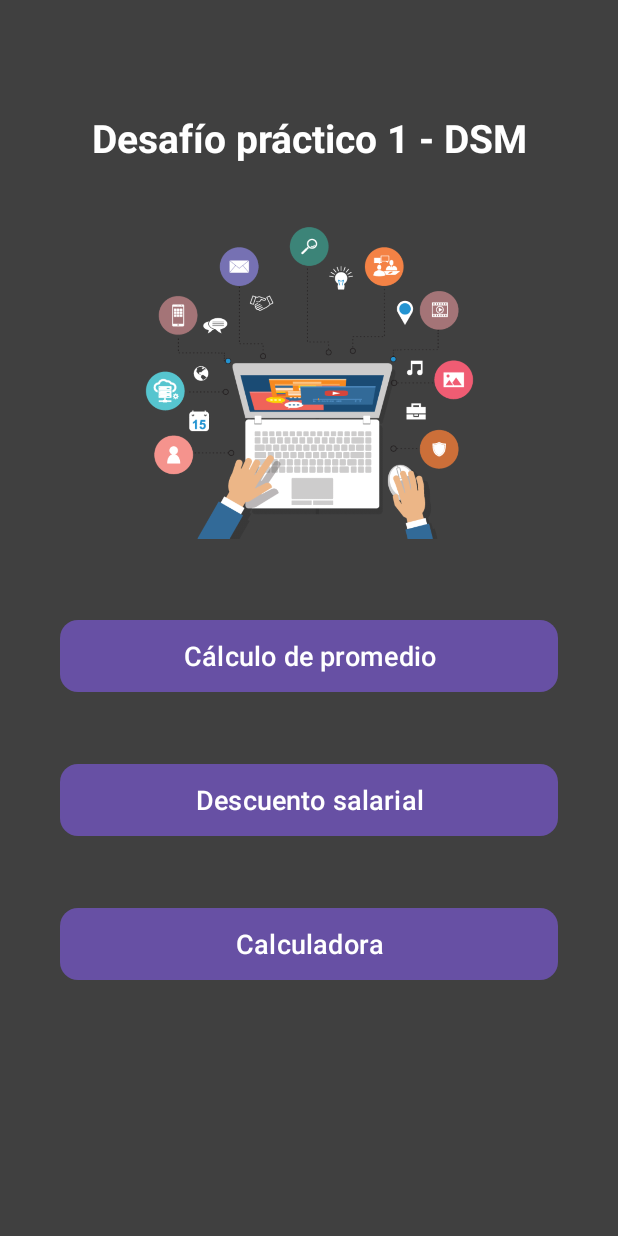
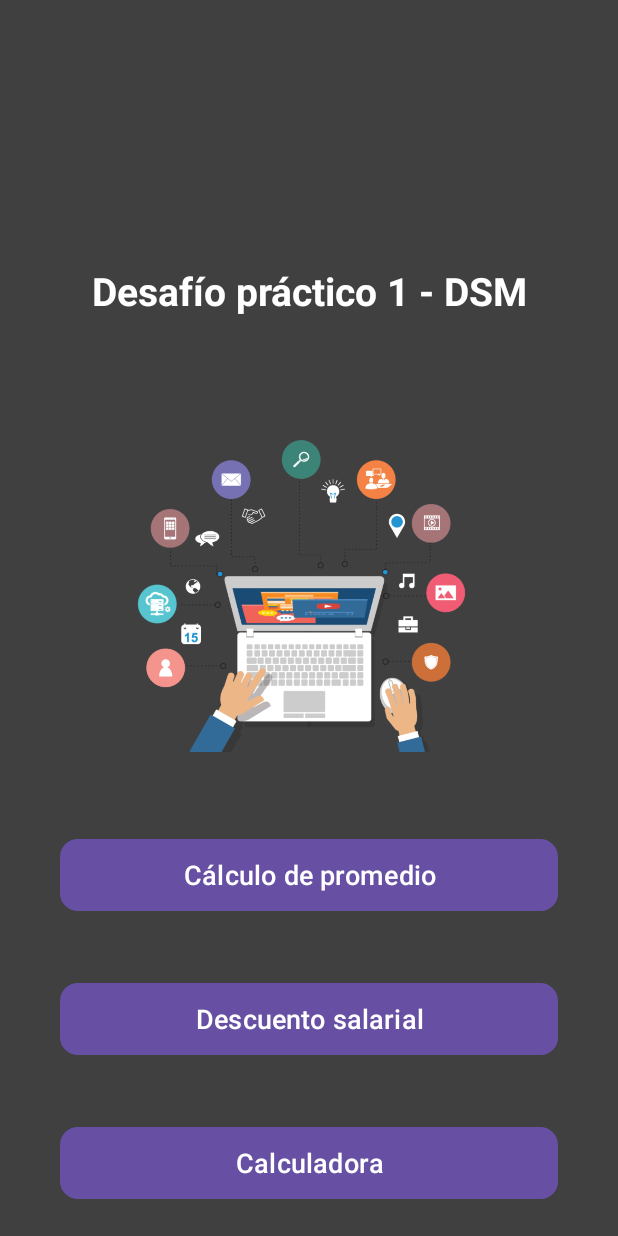
Before and after one commit to MariaTorres0/Desafio1DSM, an Android app: the layout activity_main.xml on its own in the app's theme, with its tools: preview values and no code run, on a phone screen of 412 x 824 dp. Run offline under Robolectric (Android 15) with nearby library versions, the phone set to English and light mode, and no system bars.

Commit message:
corrigiendo app

```diff
--- a/app/src/main/res/drawable/button_rounded.xml
+++ b/app/src/main/res/drawable/button_rounded.xml
@@ -1,9 +1,16 @@
 <?xml version="1.0" encoding="utf-8"?>
-<shape xmlns:android="http://schemas.android.com/apk/res/android">
-    <solid android:color="@color/pastel_blue"/>
-    <corners android:radius="12dp"/>
-    <shadow android:color="@android:color/darker_gray"
-        android:dx="1dp"
-        android:dy="1dp"
-        android:radius="4dp"/>
-</shape>
+<layer-list xmlns:android="http://schemas.android.com/apk/res/android">
+    <item android:left="2dp" android:top="2dp">
+        <shape android:shape="rectangle">
+            <solid android:color="@android:color/darker_gray"/>
+            <corners android:radius="12dp"/>
+        </shape>
+    </item>
+
+    <item>
+        <shape android:shape="rectangle">
+            <solid android:color="@color/pastel_blue"/>
+            <corners android:radius="12dp"/>
+        </shape>
+    </item>
+</layer-list>
--- a/app/src/main/res/layout/activity_main.xml
+++ b/app/src/main/res/layout/activity_main.xml
@@ -2,39 +2,34 @@
 <androidx.constraintlayout.widget.ConstraintLayout xmlns:android="http://schemas.android.com/apk/res/android"
     xmlns:app="http://schemas.android.com/apk/res-auto"
     xmlns:tools="http://schemas.android.com/tools"
+    android:id="@+id/main"
     android:layout_width="match_parent"
     android:layout_height="match_parent"
     tools:context=".MainActivity"
     android:padding="24dp"
     android:background="@color/gray">
 
-    <!-- Título centrado con mejor estilo -->
     <TextView
         android:id="@+id/tvTitle"
         android:layout_width="wrap_content"
         android:layout_height="wrap_content"
+        android:layout_marginTop="152dp"
+        android:gravity="center"
         android:text="Desafío práctico 1 - DSM"
+        android:textColor="@color/white"
         android:textSize="26sp"
-        android:textColor="@color/white"
         android:textStyle="bold"
-        android:layout_marginTop="50dp"
-        android:gravity="center"
-        app:layout_constraintTop_toTopOf="parent"
+        app:layout_constraintEnd_toEndOf="parent"
+        app:layout_constraintHorizontal_bias="0.504"
         app:layout_constraintStart_toStartOf="parent"
-        app:layout_constraintEnd_toEndOf="parent" />
-
-    <!-- Botón de cálculo de promedio con bordes redondeados y sombra -->
-
-    <!-- Botón de descuento salarial con bordes redondeados y sombra -->
-
-    <!-- Botón de calculadora con bordes redondeados y sombra -->
+        app:layout_constraintTop_toTopOf="parent" />
 
     <Button
         android:id="@+id/btnPromedio"
         android:layout_width="0dp"
         android:layout_height="wrap_content"
         android:layout_marginStart="16dp"
-        android:layout_marginTop="304dp"
+        android:layout_marginTop="348dp"
         android:layout_marginEnd="16dp"
         android:background="@drawable/button_rounded"
         android:backgroundTint="@color/pastel_blue"
@@ -90,10 +85,10 @@
         android:layout_marginBottom="31dp"
         app:layout_constraintBottom_toTopOf="@+id/btnPromedio"
         app:layout_constraintEnd_toEndOf="parent"
-        app:layout_constraintHorizontal_bias="0.551"
+        app:layout_constraintHorizontal_bias="0.666"
         app:layout_constraintStart_toStartOf="parent"
         app:layout_constraintTop_toTopOf="parent"
-        app:layout_constraintVertical_bias="0.0"
+        app:layout_constraintVertical_bias="0.876"
         app:srcCompat="@drawable/desafio1" />
 
 </androidx.constraintlayout.widget.ConstraintLayout>
```
Also changed, not shown: gradle/wrapper/gradle-wrapper.properties, 1 other file.
